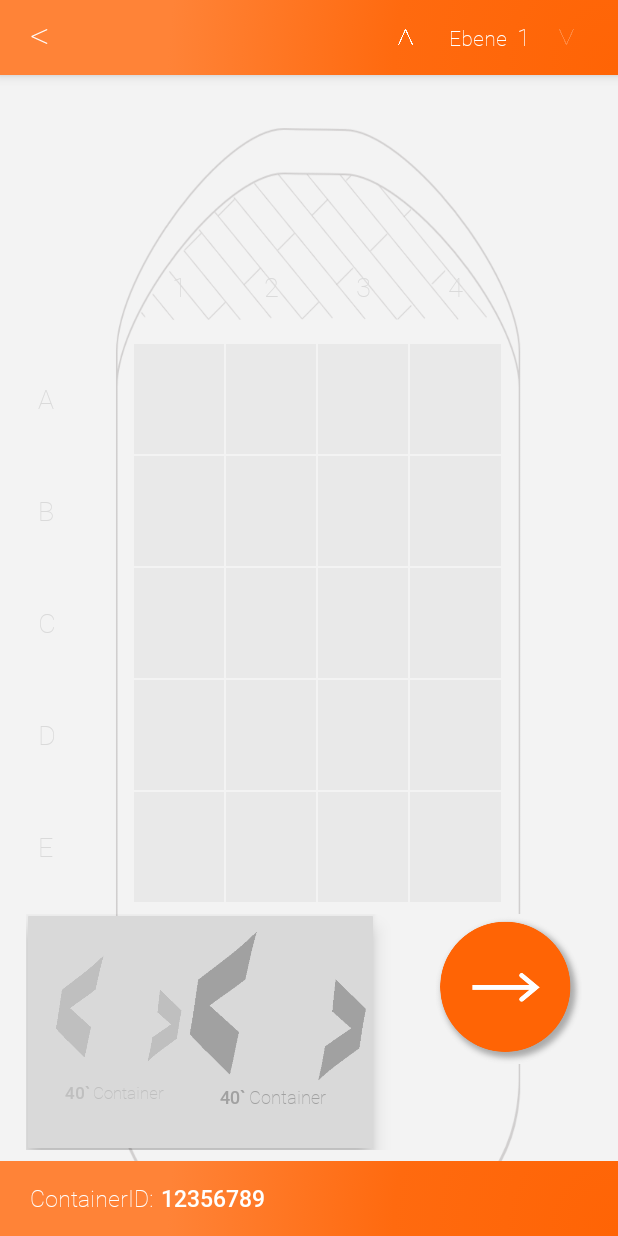
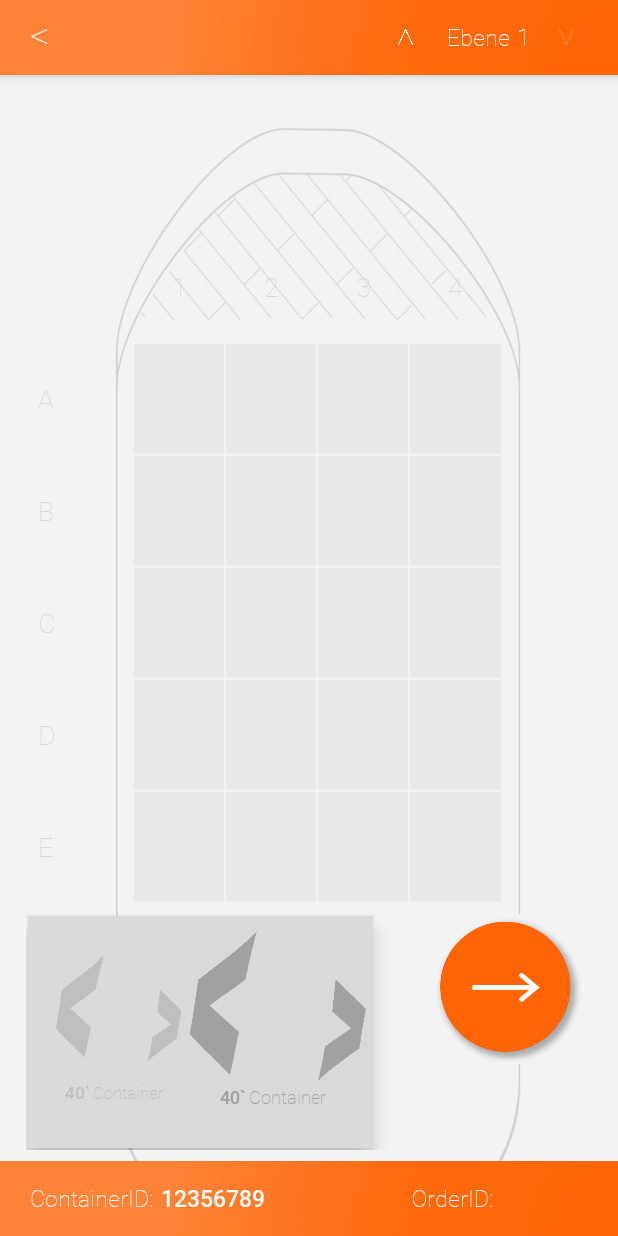
Before and after one commit to domidoof/DVSIN2, an Android app: the ContainernScreen2 screen opened directly, with no data from a screen before it, on a phone screen of 412 x 824 dp. Run offline under Robolectric (Android 15) with nearby library versions, the phone set to English and light mode, and no system bars; 1 statement that could not run was skipped.

Commit message:
end of day 24042018 V4

```diff
--- a/app/src/main/java/com/example/adrian/dvsin/Screens/ContainernScreen2.java
+++ b/app/src/main/java/com/example/adrian/dvsin/Screens/ContainernScreen2.java
@@ -53,7 +53,7 @@ public class ContainernScreen2 extends AppCompatActivity {
     @Override
     protected void onCreate(Bundle savedInstanceState) {
         super.onCreate(savedInstanceState);
-        setContentView(R.layout.activity_containern_screen_2_1);
+        setContentView(R.layout.activity_containern_screen_2);
 
         Intent intent = getIntent();
         orderID = intent.getStringExtra("ORDER_ID");
```
